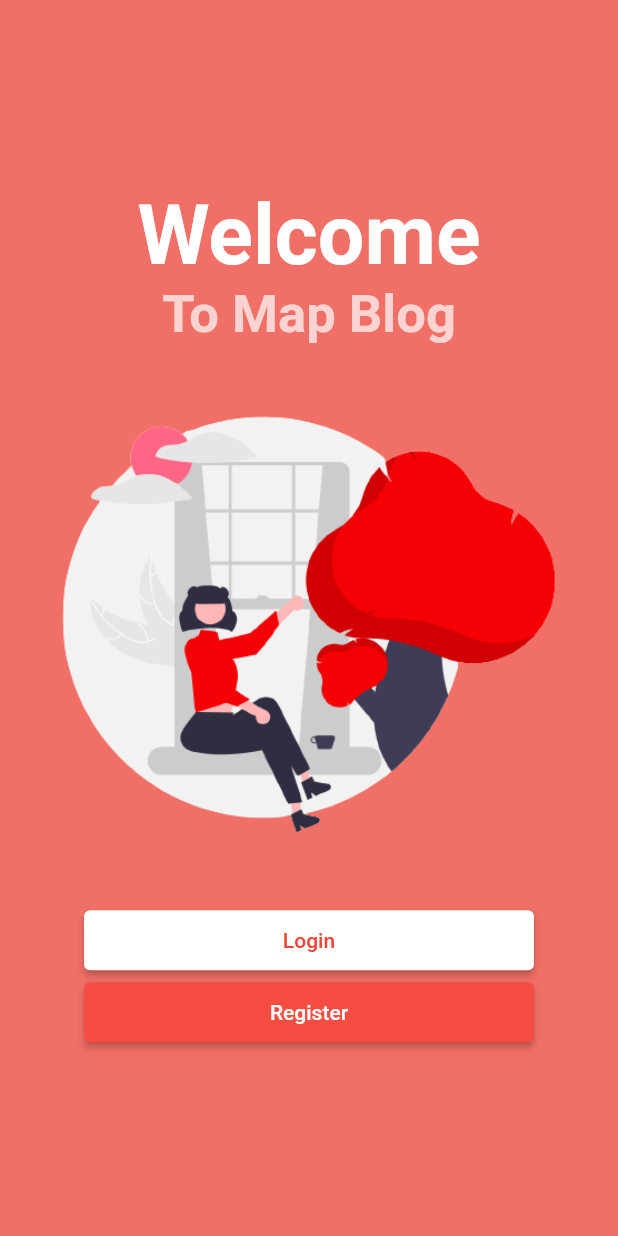
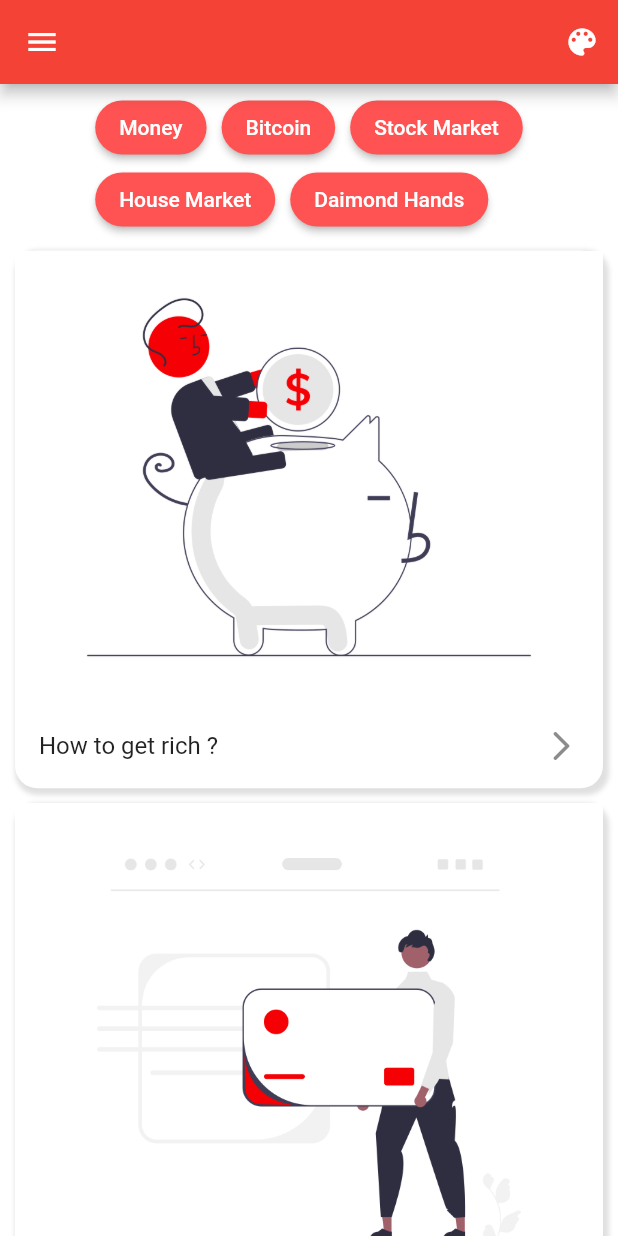
Before and after one commit to neimael/FAppFlutter, a Flutter app: the screen it shows after launch, after a tap on "Login", on a phone screen of 412 x 824 dp. Run offline on Flutter 3.47's test engine with Material 2 defaults, Android fonts, the phone set to English and light mode, and no system bars.

Commit message:
save changes && final

```diff
--- /dev/null
+++ b/lib/home_page.dart
@@ -0,0 +1,270 @@
+import 'package:first_app_flutter/description_page.dart';
+import 'package:first_app_flutter/main.dart';
+import 'package:flutter/material.dart';
+
+class HomePage extends StatefulWidget {
+  const HomePage({super.key});
+
+  @override
+  State<HomePage> createState() => _HomePageState();
+}
+
+class _HomePageState extends State<HomePage> {
+  Color backgroundColor = Colors.white;
+  @override
+  Widget build(BuildContext context) {
+    return Scaffold(
+      backgroundColor: backgroundColor,
+      appBar: AppBar(
+        actions: [
+          IconButton(
+            onPressed: () {
+              setState(() {
+                if (backgroundColor == Colors.white) {
+                  backgroundColor = Colors.red;
+                } else {
+                  backgroundColor = Colors.white;
+                }
+              });
+            },
+            icon: const Icon(
+              Icons.color_lens,
+            ),
+          ),
+        ],
+      ),
+      drawer: SafeArea(
+        child: Drawer(
+          child: Column(
+            children: [
+              const DrawerHeader(
+                decoration: BoxDecoration(
+                  color: Colors.red,
+                ),
+                child: ListTile(
+                  title: Text(
+                    'Flutter Map',
+                    style: TextStyle(
+                      color: Colors.white,
+                      fontSize: 20.0,
+                    ),
+                  ),
+                ),
+              ),
+              ListTile(
+                onTap: () {},
+                leading: const Icon(Icons.settings),
+                title: const Text(
+                  'Settings',
+                ),
+              ),
+              ListTile(
+                onTap: () {
+                  Navigator.of(context).pushReplacement(
+                    MaterialPageRoute(
+                      builder: (BuildContext context) {
+                        return const LoginPage();
+                      },
+                    ),
+                  );
+                },
+                leading: const Icon(Icons.logout),
+                title: const Text(
+                  'Log Out',
+                ),
+              ),
+            ],
+          ),
+        ),
+      ),
+      body: SingleChildScrollView(
+        child: Column(
+          children: [
+            Padding(
+              padding: const EdgeInsets.symmetric(
+                horizontal: 10.0,
+                vertical: 5.0,
+              ),
+              child: Wrap(
+                spacing: 10,
+                children: [
+                  ElevatedButton(
+                    onPressed: () {},
+                    style: ElevatedButton.styleFrom(
+                      backgroundColor: Colors.redAccent,
+                      foregroundColor: Colors.white,
+                      shape: const StadiumBorder(),
+                    ),
+                    child: const Text('Money'),
+                  ),
+                  ElevatedButton(
+                    onPressed: () {},
+                    style: ElevatedButton.styleFrom(
+                      backgroundColor: Colors.redAccent,
+                      foregroundColor: Colors.white,
+                      shape: const StadiumBorder(),
+                    ),
+                    child: const Text('Bitcoin'),
+                  ),
+                  ElevatedButton(
+                    onPressed: () {},
+                    style: ElevatedButton.styleFrom(
+                      backgroundColor: Colors.redAccent,
+                      foregroundColor: Colors.white,
+                      shape: const StadiumBorder(),
+                    ),
+                    child: const Text('Stock Market'),
+                  ),
+                  ElevatedButton(
+                    onPressed: () {},
+                    style: ElevatedButton.styleFrom(
+                      backgroundColor: Colors.redAccent,
+                      foregroundColor: Colors.white,
+                      shape: const StadiumBorder(),
+                    ),
+                    child: const Text('House Market'),
+                  ),
+                  ElevatedButton(
+                    onPressed: () {},
+                    style: ElevatedButton.styleFrom(
+                      backgroundColor: Colors.redAccent,
+                      foregroundColor: Colors.white,
+                      shape: const StadiumBorder(),
+                    ),
+                    child: const Text('Daimond Hands'),
+                  ),
+                ],
+              ),
+            ),
+            GestureDetector(
+              onTap: () {
+                Navigator.of(context).push(
+                  MaterialPageRoute(
+                    builder: (BuildContext context) {
+                      return const DescriptionPage(
+                        title: 'How to get rich ?',
+                        imagePath: 'images/image1.png',
+                      );
+                    },
+                  ),
+                );
+              },
+              child: Container(
+                width: double.infinity,
+                margin: const EdgeInsets.symmetric(
+                  horizontal: 10.0,
+                  vertical: 5.0,
+                ),
+                decoration: BoxDecoration(
+                  color: Colors.white,
+                  borderRadius: BorderRadius.circular(15),
+                  boxShadow: const [
+                    BoxShadow(
+                      color: Colors.black12,
+                      spreadRadius: 2,
+                      blurRadius: 2,
+                      offset: Offset(2, 2),
+                    )
+                  ],
+                ),
+                child: Column(
+                  children: [
+                    Image.asset('images/image1.png'),
+                    const ListTile(
+                      title: Text('How to get rich ?'),
+                      trailing: Icon(Icons.arrow_forward_ios_rounded),
+                    ),
+                  ],
+                ),
+              ),
+            ),
+            GestureDetector(
+              onTap: () {
+                Navigator.of(context).push(
+                  MaterialPageRoute(
+                    builder: (BuildContext context) {
+                      return const DescriptionPage(
+                        title: 'Should I buy a house ?',
+                        imagePath: 'images/image2.png',
+                      );
+                    },
+                  ),
+                );
+              },
+              child: Container(
+                width: double.infinity,
+                margin: const EdgeInsets.symmetric(
+                  horizontal: 10.0,
+                  vertical: 5.0,
+                ),
+                decoration: BoxDecoration(
+                  color: Colors.white,
+                  borderRadius: BorderRadius.circular(15),
+                  boxShadow: const [
+                    BoxShadow(
+                      color: Colors.black12,
+                      spreadRadius: 2,
+                      blurRadius: 2,
+                      offset: Offset(2, 2),
+                    )
+                  ],
+                ),
+                child: Column(
+                  children: [
+                    Image.asset('images/image2.png'),
+                    const ListTile(
+                      title: Text('Should I buy a house ?'),
+                      trailing: Icon(Icons.arrow_forward_ios_rounded),
+                    ),
+                  ],
+                ),
+              ),
+            ),
+            GestureDetector(
+              onTap: () {
+                Navigator.of(context).push(
+                  MaterialPageRoute(
+                    builder: (BuildContext context) {
+                      return const DescriptionPage(
+                        title: 'How to make money online ?',
+                        imagePath: 'images/image3.png',
+                      );
+                    },
+                  ),
+                );
+              },
+              child: Container(
+                width: double.infinity,
+                margin: const EdgeInsets.symmetric(
+                  horizontal: 10.0,
+                  vertical: 5.0,
+                ),
+                decoration: BoxDecoration(
+                  color: Colors.white,
+                  borderRadius: BorderRadius.circular(15),
+                  boxShadow: const [
+                    BoxShadow(
+                      color: Colors.black12,
+                      spreadRadius: 2,
+                      blurRadius: 2,
+                      offset: Offset(2, 2),
+                    )
+                  ],
+                ),
+                child: Column(
+                  children: [
+                    Image.asset('images/image3.png'),
+                    const ListTile(
+                      title: Text('How to make money online ?'),
+                      trailing: Icon(Icons.arrow_forward_ios_rounded),
+                    ),
+                  ],
+                ),
+              ),
+            ),
+          ],
+        ),
+      ),
+    );
+  }
+}
--- a/lib/main.dart
+++ b/lib/main.dart
@@ -1,3 +1,4 @@
+import 'package:first_app_flutter/home_page.dart';
 import 'package:flutter/material.dart';
 
 void main() {
@@ -13,7 +14,7 @@ class MyApp extends StatelessWidget {
       title: 'Flutter Demo',
       debugShowCheckedModeBanner: false,
       theme: ThemeData(
-        primarySwatch: Colors.blue,
+        primarySwatch: Colors.red,
       ),
       home: const LoginPage(),
     );
@@ -51,7 +52,15 @@ class LoginPage extends StatelessWidget {
             Image.asset('images/welcome.png'),
             const SizedBox(height: 20.0),
             ElevatedButton(
-              onPressed: () {},
+              onPressed: () {
+                Navigator.of(context).pushReplacement(
+                  MaterialPageRoute(
+                    builder: (BuildContext context) {
+                      return const HomePage();
+                    },
+                  ),
+                );
+              },
               style: ElevatedButton.styleFrom(
                 backgroundColor: Colors.white,
                 foregroundColor: Colors.red,
--- a/pubspec.yaml
+++ b/pubspec.yaml
@@ -62,6 +62,10 @@ flutter:
   # To add assets to your application, add an assets section, like this:
   assets:
     - images/welcome.png
+    - images/image1.png
+    - images/image2.png
+    - images/image3.png
+
 
   # An image asset can refer to one or more resolution-specific "variants", see
   # https://flutter.dev/assets-and-images/#resolution-aware
```
Also changed, not shown: lib/description_page.dart (added, +54 -0 lines), images/image1.png (added), images/image2.png (added), images/image3.png (added).
